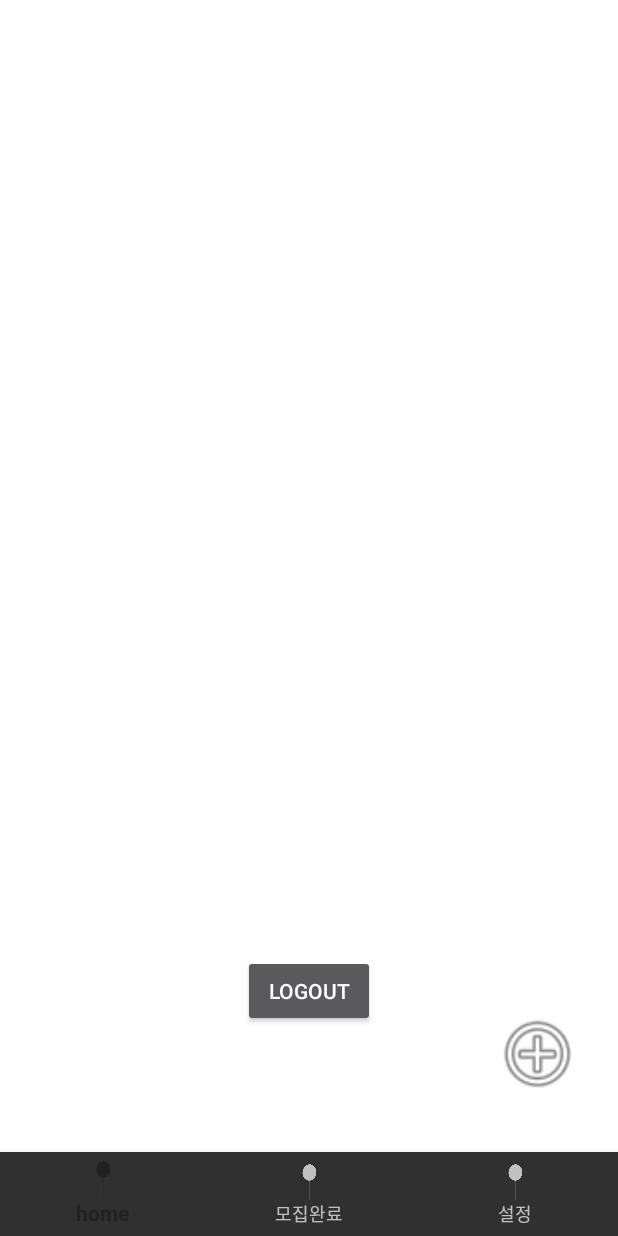
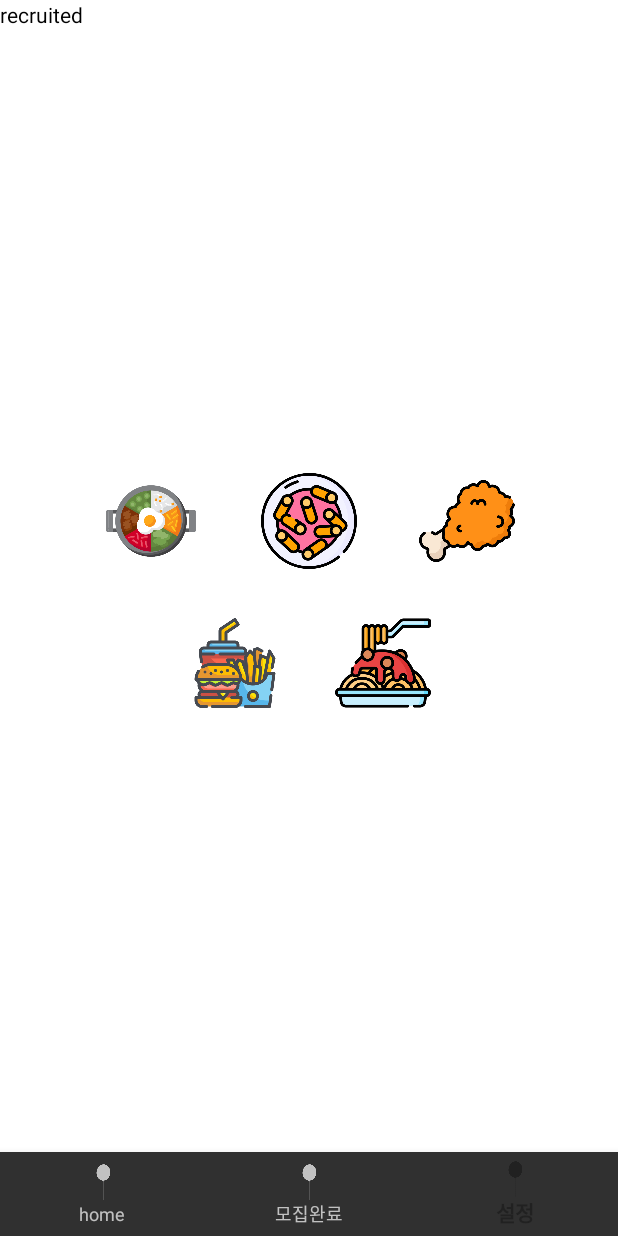
Before and after one commit to ashpurple/Food-Mate, an Android app: the screen it shows after launch once a user with an empty profile is signed in (MainActivity), item 3 of the bottom bar chosen, on a phone screen of 412 x 824 dp. Run offline under Robolectric (Android 15) with nearby library versions, the phone set to English and light mode, and no system bars; our stand-ins replace Firebase (no records; nobody signed in at launch, a user with empty details on screens opened directly), navigation-ui; Roboto replaces fonts that are not available here; 1 statement that could not run was skipped.

Commit message:
Fix Navigation Button
add         app:navGraph="@navigation/nav_graph"
on activity_main.xml

```diff
--- a/app/src/main/java/com/example/foodmate/MainActivity.java
+++ b/app/src/main/java/com/example/foodmate/MainActivity.java
@@ -7,6 +7,7 @@ import androidx.navigation.Navigation;
 import androidx.navigation.ui.AppBarConfiguration;
 import androidx.navigation.ui.NavigationUI;
 
+import android.app.Activity;
 import android.content.Intent;
 import android.os.Build;
 import android.os.Bundle;
@@ -22,6 +23,7 @@ import com.google.firebase.database.DataSnapshot;
 import com.google.firebase.database.DatabaseReference;
 
 public class MainActivity extends AppCompatActivity {
+    public static Activity Main_Activity;
 
     @Override
     protected void onCreate(Bundle savedInstanceState) {
@@ -45,27 +47,27 @@ public class MainActivity extends AppCompatActivity {
                 R.id.nav_settings)
                 .build();
         NavController navController = Navigation.findNavController(this, R.id.nav_host_fragment);
-        NavigationUI.setupActionBarWithNavController(this, navController, appBarConfiguration);
+//        NavigationUI.setupActionBarWithNavController(this, navController, appBarConfiguration);
         NavigationUI.setupWithNavController(navView, navController);
     }
 
 
-    View.OnClickListener onClickListener=new View.OnClickListener(){
-        @Override
-        public void onClick(View v) {
-
-            switch (v.getId()){
-                case R.id.btn_logout:
-                    FirebaseAuth.getInstance().signOut();
-                    startToast("로그아웃되었습니다");
-                    startMyActivity(LoginActivity.class);
-                    break;
-                case R.id.btn_addNew:
-                    startMyActivity(WritingActivity.class);
-                    break;
-            }
-        }
-    };
+//    View.OnClickListener onClickListener=new View.OnClickListener(){
+//        @Override
+//        public void onClick(View v) {
+//
+//            switch (v.getId()){
+//                case R.id.btn_logout:
+//                    FirebaseAuth.getInstance().signOut();
+//                    startToast("로그아웃되었습니다");
+//                    startMyActivity(LoginActivity.class);
+//                    break;
+//                case R.id.btn_addNew:
+//                    startMyActivity(WritingActivity.class);
+//                    break;
+//            }
+//        }
+//    };
 
 
 
--- a/app/src/main/res/layout/activity_main.xml
+++ b/app/src/main/res/layout/activity_main.xml
@@ -8,38 +8,38 @@
     tools:context=".MainActivity">
 
 
-    <TextView
-        android:id="@+id/textView"
-        android:layout_width="wrap_content"
-        android:layout_height="wrap_content"
-        android:text="Hello World!"
-        app:layout_constraintBottom_toBottomOf="parent"
-        app:layout_constraintLeft_toLeftOf="parent"
-        app:layout_constraintRight_toRightOf="parent"
-        app:layout_constraintTop_toTopOf="parent" />
+<!--    <TextView-->
+<!--        android:id="@+id/textView"-->
+<!--        android:layout_width="wrap_content"-->
+<!--        android:layout_height="wrap_content"-->
+<!--        android:text="Hello World!"-->
+<!--        app:layout_constraintBottom_toBottomOf="parent"-->
+<!--        app:layout_constraintLeft_toLeftOf="parent"-->
+<!--        app:layout_constraintRight_toRightOf="parent"-->
+<!--        app:layout_constraintTop_toTopOf="parent" />-->
 
-    <Button
-        android:id="@+id/btn_logout"
-        android:layout_width="wrap_content"
-        android:layout_height="wrap_content"
-        android:layout_marginTop="80dp"
-        android:text="Logout"
-        app:layout_constraintBottom_toBottomOf="parent"
-        app:layout_constraintEnd_toEndOf="parent"
-        app:layout_constraintStart_toStartOf="parent"
-        app:layout_constraintTop_toBottomOf="@+id/textView"
-        app:layout_constraintVertical_bias="0.491" />
+<!--    <Button-->
+<!--        android:id="@+id/btn_logout"-->
+<!--        android:layout_width="wrap_content"-->
+<!--        android:layout_height="wrap_content"-->
+<!--        android:layout_marginTop="80dp"-->
+<!--        android:text="Logout"-->
+<!--        app:layout_constraintBottom_toBottomOf="parent"-->
+<!--        app:layout_constraintEnd_toEndOf="parent"-->
+<!--        app:layout_constraintStart_toStartOf="parent"-->
+<!--        app:layout_constraintTop_toBottomOf="@+id/textView"-->
+<!--        app:layout_constraintVertical_bias="0.491" />-->
 
 
-    <ImageView
-        android:id="@+id/btn_addNew"
-        android:layout_width="75dp"
-        android:layout_height="59dp"
-        android:layout_marginEnd="16dp"
-        android:layout_marginBottom="92dp"
-        app:layout_constraintBottom_toBottomOf="parent"
-        app:layout_constraintEnd_toEndOf="parent"
-        app:srcCompat="@android:drawable/ic_menu_add" />
+<!--    <ImageView-->
+<!--        android:id="@+id/btn_addNew"-->
+<!--        android:layout_width="75dp"-->
+<!--        android:layout_height="59dp"-->
+<!--        android:layout_marginEnd="16dp"-->
+<!--        android:layout_marginBottom="92dp"-->
+<!--        app:layout_constraintBottom_toBottomOf="parent"-->
+<!--        app:layout_constraintEnd_toEndOf="parent"-->
+<!--        app:srcCompat="@android:drawable/ic_menu_add" />-->
 
     <com.google.android.material.bottomnavigation.BottomNavigationView
         android:id="@+id/nav_view"
@@ -60,6 +60,7 @@
         android:layout_width="0dp"
         android:layout_height="0dp"
         app:defaultNavHost="true"
+        app:navGraph="@navigation/nav_graph"
         app:layout_constraintBottom_toTopOf="@id/nav_view"
         app:layout_constraintEnd_toEndOf="parent"
         app:layout_constraintHorizontal_bias="0.0"
```
